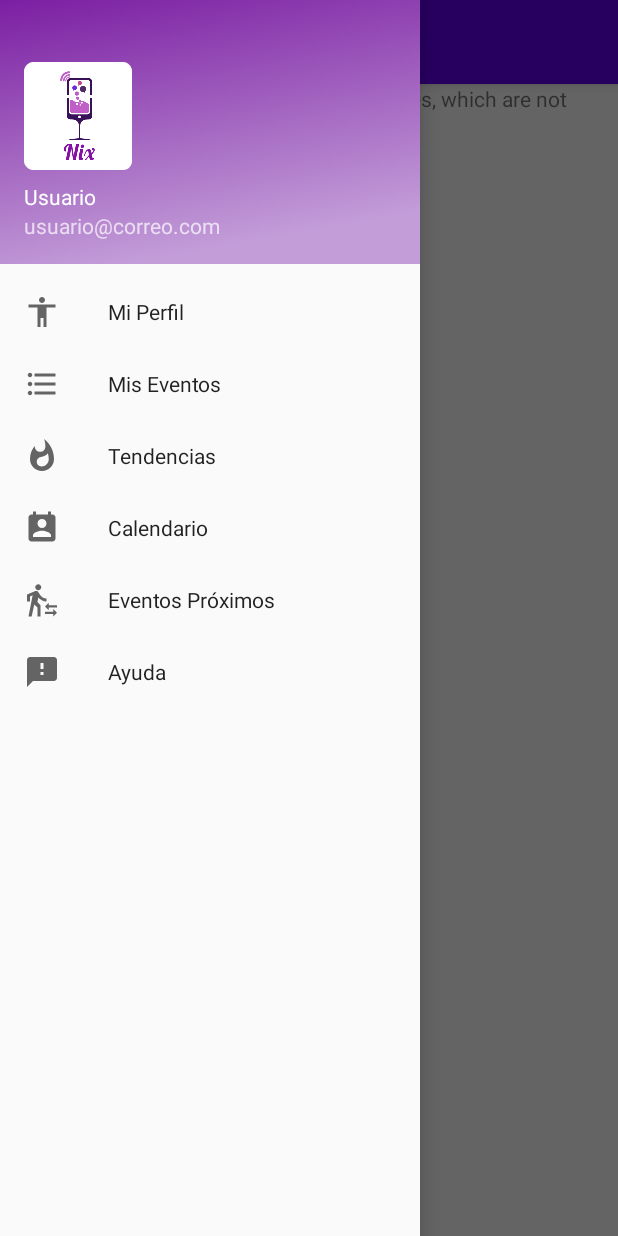
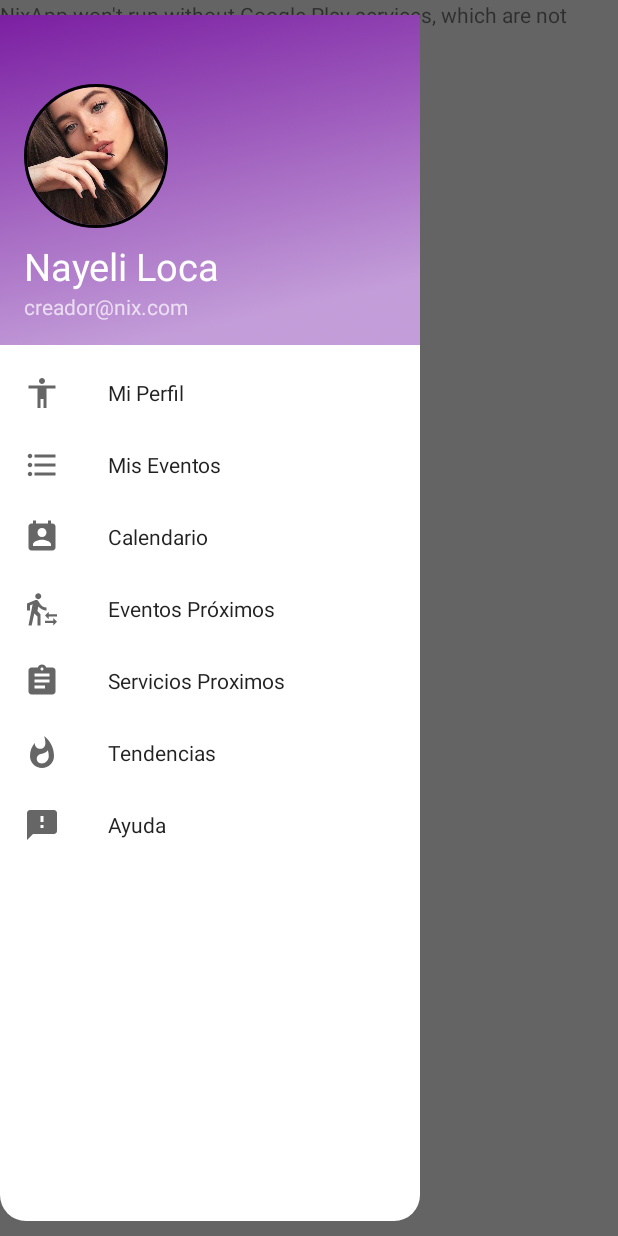
Before and after one commit to EdalfnerUnityBrited/NixApp, an Android app: the MenuPrincipalUsuarioGeneral screen opened directly, with no data from a screen before it, with the side drawer open, on a phone screen of 412 x 824 dp. Run offline under Robolectric (Android 15) with nearby library versions, the phone set to English and light mode, and no system bars; our stand-ins replace CircleImageView.

Commit message:
Se cambio el diseño del menu del usuario

```diff
--- a/app/build.gradle
+++ b/app/build.gradle
@@ -28,6 +28,9 @@ dependencies {
 
     implementation 'androidx.appcompat:appcompat:1.1.0'
     implementation 'androidx.constraintlayout:constraintlayout:1.1.3'
+    implementation 'androidx.navigation:navigation-fragment:2.0.0'
+    implementation 'androidx.navigation:navigation-ui:2.0.0'
+    implementation 'androidx.lifecycle:lifecycle-extensions:2.2.0'
     testImplementation 'junit:junit:4.12'
     androidTestImplementation 'androidx.test.ext:junit:1.1.1'
     androidTestImplementation 'androidx.test.espresso:espresso-core:3.2.0'
@@ -39,4 +42,5 @@ dependencies {
     implementation 'androidx.cardview:cardview:1.0.0'
     implementation 'com.google.android.material:material:1.0.0'
     implementation 'com.google.android.gms:play-services-maps:17.0.0'
+    implementation 'de.hdodenhof:circleimageview:3.1.0'
 }
--- /dev/null
+++ b/app/src/main/res/drawable-v24/ic_serviciosproximos.xml
@@ -0,0 +1,9 @@
+<vector xmlns:android="http://schemas.android.com/apk/res/android"
+        android:width="24dp"
+        android:height="24dp"
+        android:viewportWidth="24.0"
+        android:viewportHeight="24.0">
+    <path
+        android:fillColor="#FF000000"
+        android:pathData="M19,3h-4.18C14.4,1.84 13.3,1 12,1c-1.3,0 -2.4,0.84 -2.82,2L5,3c-1.1,0 -2,0.9 -2,2v14c0,1.1 0.9,2 2,2h14c1.1,0 2,-0.9 2,-2L21,5c0,-1.1 -0.9,-2 -2,-2zM12,3c0.55,0 1,0.45 1,1s-0.45,1 -1,1 -1,-0.45 -1,-1 0.45,-1 1,-1zM14,17L7,17v-2h7v2zM17,13L7,13v-2h10v2zM17,9L7,9L7,7h10v2z"/>
+</vector>
--- /dev/null
+++ b/app/src/main/res/drawable-v24/rounded.xml
@@ -0,0 +1,5 @@
+<?xml version="1.0" encoding="utf-8"?>
+<shape xmlns:android="http://schemas.android.com/apk/res/android">
+    <solid android:color="#ffffffff" />
+    <corners android:radius="70dp" />
+</shape>
--- /dev/null
+++ b/app/src/main/res/drawable-v24/rounded_purple.xml
@@ -0,0 +1,5 @@
+<?xml version="1.0" encoding="utf-8"?>
+<shape xmlns:android="http://schemas.android.com/apk/res/android">
+    <solid android:color="#ffffffff" />
+    <corners android:radius="17dp" />
+</shape>
--- a/app/src/main/res/layout/activity_menu_principal_usuario_general.xml
+++ b/app/src/main/res/layout/activity_menu_principal_usuario_general.xml
@@ -13,19 +13,25 @@
         android:layout_height="match_parent"
         android:orientation="vertical">
 
-        <androidx.appcompat.widget.Toolbar
-            android:id="@+id/toolbar"
-            android:layout_width="match_parent"
-            android:layout_height="?attr/actionBarSize"
-            android:background="@color/colorPrimary"
-            android:elevation="4dp"
-            android:theme="@style/ThemeOverlay.AppCompat.Dark.ActionBar"
-            app:popupTheme="@style/ThemeOverlay.AppCompat.Light"></androidx.appcompat.widget.Toolbar>
+
 
         <FrameLayout
             android:id="@+id/fragment_container"
             android:layout_width="match_parent"
             android:layout_height="match_parent">
+            <androidx.appcompat.widget.Toolbar
+                android:id="@+id/toolbar"
+                android:layout_width="45dp"
+                android:layout_height="45dp"
+                android:layout_marginTop="15dp"
+                android:layout_marginLeft="15dp"
+                android:background="@drawable/rounded"
+                android:elevation="4dp"
+
+                android:theme="@style/ThemeOverlay.AppCompat.Dark.ActionBar"
+                app:popupTheme="@style/ThemeOverlay.AppCompat.Light"
+                >
+            </androidx.appcompat.widget.Toolbar>
             <fragment xmlns:android="http://schemas.android.com/apk/res/android"
                 xmlns:map="http://schemas.android.com/apk/res-auto"
                 xmlns:tools="http://schemas.android.com/tools"
@@ -42,8 +48,13 @@
         android:layout_width="wrap_content"
         android:layout_height="match_parent"
         android:layout_gravity="start"
+        android:layout_marginLeft="10dp"
+        android:layout_marginTop="10dp"
+        android:layout_marginBottom="10dp"
+        android:background="@drawable/rounded_purple"
         app:headerLayout="@layout/nav_header_usuario_general"
         app:menu="@menu/menu_izquierda_usuario_general">
+
 
     </com.google.android.material.navigation.NavigationView>
 
--- a/app/src/main/res/layout/nav_header_usuario_general.xml
+++ b/app/src/main/res/layout/nav_header_usuario_general.xml
@@ -1,28 +1,33 @@
 <?xml version="1.0" encoding="utf-8"?>
 <LinearLayout xmlns:android="http://schemas.android.com/apk/res/android"
     android:layout_width="match_parent"
-    android:layout_height="176dp"
+    android:layout_height="220dp"
     android:background="@drawable/backgroundnormal"
     android:gravity="bottom"
     android:orientation="vertical"
     android:padding="16dp"
     android:theme="@style/ThemeOverlay.AppCompat.Dark">
 
-    <ImageView
-        android:layout_width="wrap_content"
-        android:layout_height="wrap_content"
-        android:src="@mipmap/ic_launcher_round"></ImageView>
+    <de.hdodenhof.circleimageview.CircleImageView
+        xmlns:app="http://schemas.android.com/apk/res-auto"
+        android:id="@+id/profile_image"
+        android:layout_width="96dp"
+        android:layout_height="96dp"
+        android:src="@drawable/perfil2"
+        app:civ_border_width="2dp"
+        app:civ_border_color="#FF000000"/>
 
     <TextView
         android:layout_width="wrap_content"
         android:layout_height="wrap_content"
         android:paddingTop="8dp"
-        android:text="Usuario"
-        android:textAppearance="@style/TextAppearance.AppCompat.Body1"></TextView>
+        android:text="Nayeli Loca"
+        android:textSize="25dp"
+        android:textColor="#ffffffff"></TextView>
 
     <TextView
         android:layout_width="wrap_content"
         android:layout_height="wrap_content"
-        android:text="usuario@correo.com"></TextView>
+        android:text="creador@nix.com"></TextView>
 
 </LinearLayout>
--- a/app/src/main/res/menu/menu_izquierda_usuario_general.xml
+++ b/app/src/main/res/menu/menu_izquierda_usuario_general.xml
@@ -7,15 +7,13 @@
         <item
             android:id="@+id/nav_perfil"
             android:icon="@drawable/ic_perfil"
-            android:title="Mi Perfil"></item>
+            android:title="Mi Perfil"
+            ></item>
         <item
             android:id="@+id/nav_miseventos"
             android:icon="@drawable/ic_miseventos"
-            android:title="Mis Eventos"></item>
-        <item
-            android:id="@+id/nav_tendencia"
-            android:icon="@drawable/ic_tendencia"
-            android:title="Tendencias"></item>
+            android:title="Mis Eventos"
+            ></item>
         <item
             android:id="@+id/nav_calendario"
             android:icon="@drawable/ic_calendario"
@@ -25,6 +23,14 @@
             android:icon="@drawable/ic_eventosproximos"
             android:title="Eventos Próximos"></item>
         <item
+            android:id="@+id/nav_serviciosproximos"
+            android:icon="@drawable/ic_serviciosproximos"
+            android:title="Servicios Proximos"></item>
+        <item
+            android:id="@+id/nav_tendencia"
+            android:icon="@drawable/ic_tendencia"
+            android:title="Tendencias"></item>
+        <item
             android:id="@+id/nav_ayuda"
             android:icon="@drawable/ic_ayuda"
             android:title="Ayuda"></item>
--- a/app/src/main/res/values/colors.xml
+++ b/app/src/main/res/values/colors.xml
@@ -1,6 +1,6 @@
 <?xml version="1.0" encoding="utf-8"?>
 <resources>
-    <color name="colorPrimary">#6200EE</color>
-    <color name="colorPrimaryDark">#3700B3</color>
-    <color name="colorAccent">#03DAC5</color>
+    <color name="colorPrimary">#4a148c</color>
+    <color name="colorPrimaryDark">#12005e</color>
+    <color name="colorAccent">#7c43bd</color>
 </resources>
--- /dev/null
+++ b/app/src/main/res/values/dimens.xml
@@ -0,0 +1,5 @@
+<resources>
+    <!-- Default screen margins, per the Android Design guidelines. -->
+    <dimen name="activity_horizontal_margin">16dp</dimen>
+    <dimen name="activity_vertical_margin">16dp</dimen>
+</resources>
--- a/app/src/main/res/values/strings.xml
+++ b/app/src/main/res/values/strings.xml
@@ -7,4 +7,9 @@
     <string name="title_activity_menu_principal_usuario_general">Map</string>
     <string name="navigation_draw_open">Abrir menu navegacion</string>
     <string name="navigation_draw_close">Cerrar menu navegacion</string>
+    <string name="title_activity_my_events">MyEvents</string>
+    <string name="title_home">Home</string>
+    <string name="title_dashboard">Dashboard</string>
+    <string name="title_notifications">Notifications</string>
+    <string name="title_activity_mis_eventos">MisEventos</string>
 </resources>
--- a/app/src/main/res/values/styles.xml
+++ b/app/src/main/res/values/styles.xml
@@ -6,6 +6,11 @@
         <item name="colorPrimary">@color/colorPrimary</item>
         <item name="colorPrimaryDark">@color/colorPrimaryDark</item>
         <item name="colorAccent">@color/colorAccent</item>
+        <item name="drawerArrowStyle">@style/DrawerArrowStyle</item>
+    </style>
+
+    <style name="DrawerArrowStyle" parent="Widget.AppCompat.DrawerArrowToggle">
+        <item name="color">@color/colorPrimary</item>
     </style>
 
     <style name="BackGroundImageView">
```
Also changed, not shown: app/src/main/AndroidManifest.xml (+7 -4 lines), app/src/main/res/drawable/ic_home_black_24dp.xml (added, +9 -0 lines), app/src/main/res/drawable/ic_notifications_black_24dp.xml (added, +9 -0 lines), app/src/main/res/drawable-v24/perfil1.jpg (added), app/src/main/res/drawable-v24/perfil2.jpg (added).
